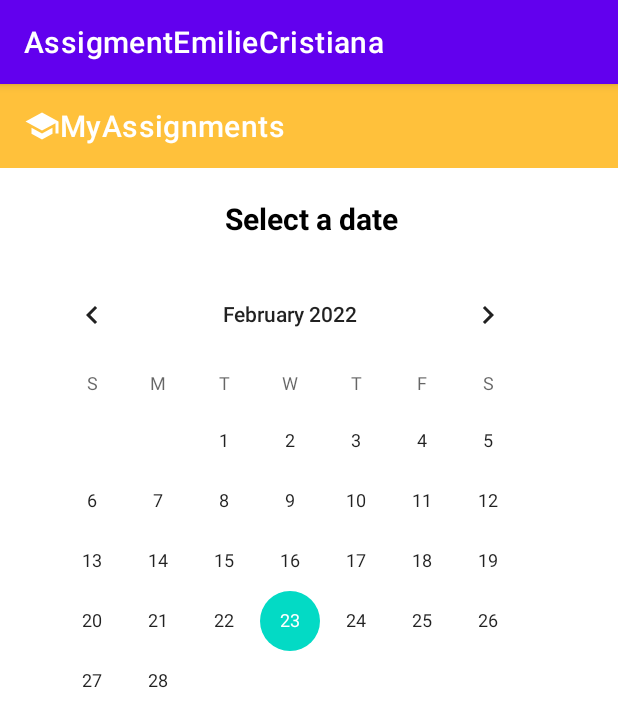
After one commit to CristianaLima/Assigment, an Android app: the Calendar screen opened directly, with no data from a screen before it, on a phone screen of 412 x 824 dp. The commit adds this screen. Shown: the top 727 px of the screen. Run offline under Robolectric (Android 15) with nearby library versions, the phone set to English and light mode, and no system bars.

Commit message:
Beginning of HomePage, CalendarPage

```diff
--- a/app/src/main/AndroidManifest.xml
+++ b/app/src/main/AndroidManifest.xml
@@ -9,6 +9,9 @@
         android:roundIcon="@mipmap/ic_launcher_round"
         android:supportsRtl="true"
         android:theme="@style/Theme.AssigmentEmilieCristiana">
+        <activity
+            android:name=".Calendar"
+            android:exported="false" />
         <activity
             android:name=".MainActivity"
             android:exported="true"
--- /dev/null
+++ b/app/src/main/java/com/example/assigmentemiliecristiana/Calendar.java
@@ -0,0 +1,43 @@
+package com.example.assigmentemiliecristiana;
+
+import androidx.annotation.NonNull;
+import androidx.appcompat.app.AppCompatActivity;
+
+import android.os.Bundle;
+import android.widget.CalendarView;
+import android.widget.TextView;
+
+public class Calendar extends AppCompatActivity {
+
+    CalendarView calendar;
+    TextView date;
+
+    @Override
+    protected void onCreate(Bundle savedInstanceState) {
+        super.onCreate(savedInstanceState);
+        setContentView(R.layout.activity_calendar);
+
+        calendar = (CalendarView)
+                findViewById(R.id.calendar);
+        date = (TextView)
+                findViewById(R.id.date);
+
+        //Listener to the calendar
+        calendar.setOnDateChangeListener(new CalendarView.OnDateChangeListener() {
+            @Override
+            //to get value of DAYS, MONTHS, YEARS
+            public void onSelectedDayChange(@NonNull CalendarView calendarView,
+                                            int year, int month, int dayOfMonth)
+            {
+
+                //store the values in string
+                String Date = dayOfMonth + "-" + (month+1)+ "-" + year;
+
+                //display on text view
+                date.setText(Date);
+
+
+            }
+        });
+    }
+}
--- /dev/null
+++ b/app/src/main/res/drawable/ic_baseline_school_24.xml
@@ -0,0 +1,5 @@
+<vector android:height="24dp" android:tint="#FFFFFF"
+    android:viewportHeight="24" android:viewportWidth="24"
+    android:width="24dp" xmlns:android="http://schemas.android.com/apk/res/android">
+    <path android:fillColor="@android:color/white" android:pathData="M5,13.18v4L12,21l7,-3.82v-4L12,17l-7,-3.82zM12,3L1,9l11,6 9,-4.91V17h2V9L12,3z"/>
+</vector>
--- /dev/null
+++ b/app/src/main/res/layout/activity_calendar.xml
@@ -0,0 +1,40 @@
+<?xml version="1.0" encoding="utf-8"?>
+<RelativeLayout xmlns:android="http://schemas.android.com/apk/res/android"
+    xmlns:app="http://schemas.android.com/apk/res-auto"
+    xmlns:tools="http://schemas.android.com/tools"
+    android:layout_width="match_parent"
+    android:layout_height="match_parent"
+    tools:context=".Calendar">
+
+    <androidx.appcompat.widget.Toolbar
+        android:id="@+id/toolbar"
+        android:layout_width="match_parent"
+        app:title="MyAssignments"
+        app:titleTextColor="@color/white"
+        app:logo="@drawable/ic_baseline_school_24"
+        android:layout_height="?attr/actionBarSize"
+        android:background="#ffc13b"
+        app:popupTheme="@style/Theme.AssigmentEmilieCristiana.PopupOverlay" />
+
+    <TextView
+        android:id="@+id/date"
+        android:layout_width="wrap_content"
+        android:layout_height="wrap_content"
+        android:layout_marginLeft="150dp"
+        android:layout_marginTop="20dp"
+        android:layout_below="@+id/toolbar"
+        android:text="Select a date"
+        android:textColor="@color/black"
+        android:textSize="20dp"
+        android:textStyle="bold"
+/>
+
+    <CalendarView
+        android:id="@+id/calendar"
+        android:layout_width="wrap_content"
+        android:layout_height="wrap_content"
+        android:layout_marginLeft="19dp"
+        android:layout_marginTop="120dp"
+        />
+
+</RelativeLayout>
```
Also changed, not shown: app/src/main/java/com/example/assigmentemiliecristiana/MainActivity.java (+0 -7 lines), app/src/main/res/layout/activity_main.xml (+18 -20 lines).
